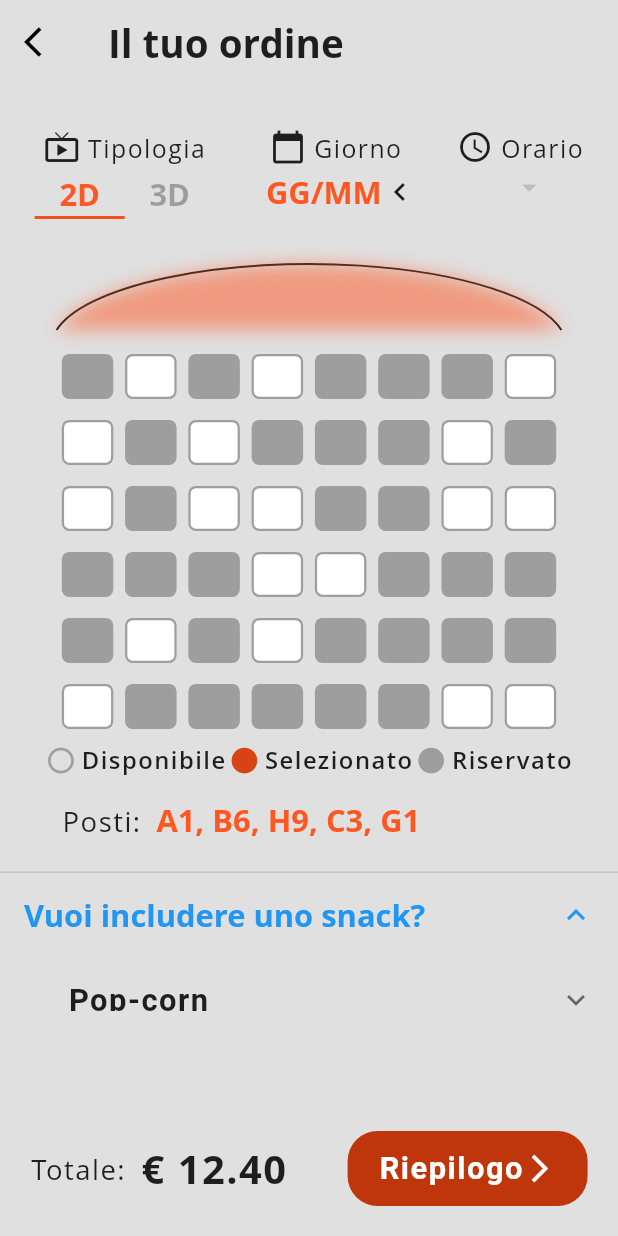
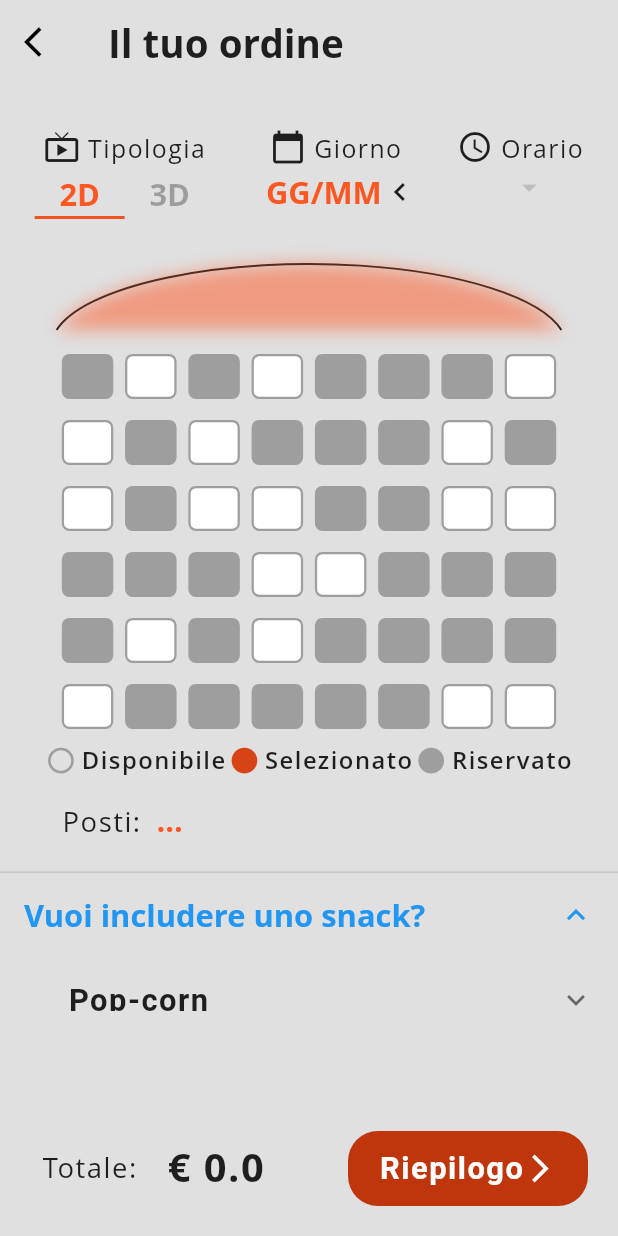
Before and after one commit to Alexius22/Multiplex-UniPG, a Flutter app: the BuyTicket screen opened directly with empty values, after a tap on "Vuoi includere uno snack?", on a phone screen of 412 x 824 dp. Run offline on Flutter 3.47's test engine with Material 2 defaults, Android fonts, the phone set to English and light mode, and no system bars; our stand-ins replace dynamic_theme, flip_card, outline_material_icons, shared_preferences; missing offline and left inert: barcode_flutter; accounts and stored records are empty; statements that could not run were skipped.

Commit message:
Correctly displayed selected seats, WIP total price calculated and displayed in buy ticket section

```diff
--- a/lib/main.dart
+++ b/lib/main.dart
@@ -29,6 +29,7 @@ void main() => runApp(CinemaApp());
 class CinemaApp extends StatelessWidget {
   @override
   Widget build(BuildContext context) {
+    // Configuring theme changer
     return DynamicTheme(
       data: (brightness) {
         if (brightness == Brightness.light)
@@ -39,7 +40,7 @@ class CinemaApp extends StatelessWidget {
       themedWidgetBuilder: (context, theme) {
         return MaterialApp(
           title: 'Cinema App',
-          theme: theme,
+          // Configuring language
           localizationsDelegates: [
             GlobalMaterialLocalizations.delegate,
             GlobalWidgetsLocalizations.delegate,
@@ -48,6 +49,7 @@ class CinemaApp extends StatelessWidget {
           supportedLocales: [
             const Locale('it'),
           ],
+          // Configuring bottom navigation bar
           home: BubbleTabBar(
             items: [
               NavBarItemData("Info", OMIcons.info, 100, InfoCinema()),
@@ -59,6 +61,7 @@ class CinemaApp extends StatelessWidget {
             ],
             cities: CitiesData().getAllStrings(),
           ),
+          theme: theme,
           debugShowCheckedModeBanner: false,
         );
       },
--- a/lib/screens/home/buy_ticket/buy_ticket.dart
+++ b/lib/screens/home/buy_ticket/buy_ticket.dart
@@ -26,20 +26,55 @@ class BuyTicket extends StatefulWidget {
   _State createState() => new _State();
 }
 
-class _State extends State<BuyTicket> {
-  // Working variable
-  List<String> _hoursChoice;
+class _State extends State<BuyTicket> with SingleTickerProviderStateMixin {
+  // Configuration variables
+  List<String> _shotTypologies = ['2D', '3D'];
   DateTime _minDate = DateTime.now();
+  DateTime _maxDate = DateTime.now().add(new Duration(days: 13));
+  List<String> _hours;
+
+  // Prices
+  double _totalCost = 0.0;
+  Map _shotTypologyPrices = {'2D': 3.5, '3D': 5.0};
 
   // Data selection
+  TabController _shotTyplogyPicked;
   String _timePicked;
-  String _selectedDate = 'GG/MM';
+  String _datePicked = 'GG/MM';
+  List<Point> _seatsPicked = [];
 
   @override
   void initState() {
-    _hoursChoice = widget.film.hours;
-    _timePicked = _hoursChoice[0];
+    // Get informations about the film
+    _hours = widget.film.hours;
+
+    // Initialize pickers
+    _shotTyplogyPicked = TabController(
+        vsync: this, initialIndex: 0, length: _shotTypologies.length);
+    _shotTyplogyPicked.addListener(() {
+      if (_shotTyplogyPicked.indexIsChanging) {
+        // TODO: Cambiare tipologia di riproduzione dovrebbe cambiare anche date e orari disponibili
+        setState(() {});
+      }
+    });
+    _timePicked = _hours[0];
     super.initState();
+  }
+
+  @override
+  void setState(VoidCallback fn) {
+    // Update widgets
+    super.setState(fn);
+
+    // Calculate total price
+    final String _shotSelected = _shotTypologies[_shotTyplogyPicked.index];
+    _totalCost = _shotTypologyPrices[_shotSelected] * _seatsPicked.length;
+  }
+
+  @override
+  void dispose() {
+    _shotTyplogyPicked.dispose();
+    super.dispose();
   }
 
   @override
@@ -134,6 +169,16 @@ class _State extends State<BuyTicket> {
             splashColor:
                 _isDarkThemeEnabled ? Colors.white38 : Colors.deepOrange[900],
             disabled: _rand.nextBool(),
+            onCheckChange: (status) {
+              setState(() {
+                final int x = rows - i;
+                final int y = j + 1;
+                if (status)
+                  _seatsPicked.add(Point(x, y));
+                else
+                  _seatsPicked.remove(Point(x, y));
+              });
+            },
           ),
         );
       }
@@ -214,13 +259,35 @@ class _State extends State<BuyTicket> {
             ),
           ),
           SizedBox(width: MediaQuery.of(context).size.width / 40),
-          Text(
-            "A1, B6, H9, C3, G1",
+          // Animation WIP, to be fixed
+          Container(
+            width: MediaQuery.of(context).size.width / 1.7,
+            alignment: Alignment.centerLeft,
+            child: AnimatedSwitcher(
+              duration: Duration(milliseconds: 0),
+              transitionBuilder: (Widget child, Animation<double> animation) {
+                return FadeTransition(child: child, opacity: animation);
+              },
+              child: Text(
+                _seatsPicked.isEmpty == true ? "..." : "${_formatSeats()}",
                 style: _secondaryStyle,
+                key: ValueKey<int>(_seatsPicked.length),
+              ),
+            ),
           ),
         ],
       ),
     );
+  }
+
+  String _formatSeats() {
+    String _out = "";
+    for (Point el in _seatsPicked) {
+      String _row = String.fromCharCode(65 + el.x);
+      _out += "$_row${el.y}, ";
+    }
+    // Remove comma and return
+    return _out.substring(0, _out.length - 2);
   }
 
   Widget _shotdDateTimePicker(String title, IconData icon, Widget bottomChild) {
@@ -254,37 +321,27 @@ class _State extends State<BuyTicket> {
     return _shotdDateTimePicker(
       "Tipologia",
       Icons.live_tv,
-      DefaultTabController(
-        initialIndex: 0,
-        length: 2,
-        child: Column(
+      Column(
         children: <Widget>[
           Container(
             width: 120,
             height: 32,
             child: TabBar(
-                tabs: [
-                  Tab(
-                    text: "2D",
+              controller: _shotTyplogyPicked,
+              tabs: _shotTypologies
+                  .map(
+                    (typ) => Tab(
+                      text: typ,
                     ),
-                  Tab(
-                    text: "3D",
-                  ),
-                ],
+                  )
+                  .toList(),
               labelColor: _secondaryStyle.color,
-                unselectedLabelColor: Theme.of(context).textTheme.title.color.withOpacity(0.3),
+              unselectedLabelColor:
+                  Theme.of(context).textTheme.title.color.withOpacity(0.3),
               labelStyle: _secondaryStyle,
             ),
           ),
-            Container(
-              width: 0,
-              height: 0,
-              child: TabBarView(
-                children: [Text(""), Text("")],
-              ),
-            ),
         ],
-        ),
       ),
     );
   }
@@ -297,7 +354,7 @@ class _State extends State<BuyTicket> {
         initialDate: this._minDate,
         firstDate: this._minDate,
         // This should be edited with the effective duration
-        lastDate: this._minDate.add(new Duration(days: 13)),
+        lastDate: this._maxDate,
         builder: (BuildContext context, Widget child) {
           return Theme(
             data: ThemeData.dark().copyWith(
@@ -310,7 +367,7 @@ class _State extends State<BuyTicket> {
         },
       );
       if (_picked != null) {
-        setState(() => _selectedDate =
+        setState(() => _datePicked =
             _picked.day.toString() + "/" + _picked.month.toString());
       }
     }
@@ -327,7 +384,7 @@ class _State extends State<BuyTicket> {
         child: Row(
           children: <Widget>[
             Text(
-              _selectedDate,
+              _datePicked,
               style: _secondaryStyle,
             ),
             Icon(Icons.keyboard_arrow_left),
@@ -361,7 +418,7 @@ class _State extends State<BuyTicket> {
                 _timePicked = newValue;
               });
             },
-            items: _hoursChoice.map<DropdownMenuItem<String>>((String value) {
+            items: _hours.map<DropdownMenuItem<String>>((String value) {
               return DropdownMenuItem<String>(
                 value: value,
                 child: Text(value),
@@ -404,14 +461,12 @@ class _State extends State<BuyTicket> {
   }
 
   Widget _footer() {
-    return Container(
-      alignment: Alignment.bottomCenter,
-      padding: EdgeInsets.only(bottom: 20),
+    return Stack(
+      children: <Widget>[
+        Container(
+          alignment: Alignment.bottomLeft,
+          padding: EdgeInsets.all(28.0),
           child: Row(
-        mainAxisAlignment: MainAxisAlignment.spaceAround,
-        crossAxisAlignment: CrossAxisAlignment.center,
-        children: <Widget>[
-          Row(
             children: <Widget>[
               Text(
                 "Totale:",
@@ -421,9 +476,9 @@ class _State extends State<BuyTicket> {
                   letterSpacing: 1,
                 ),
               ),
-              SizedBox(width: MediaQuery.of(context).size.width / 40),
+              SizedBox(width: 20),
               Text(
-                "€ 12.40",
+                "€ $_totalCost",
                 style: TextStyle(
                   fontFamily: 'OpenSans',
                   fontWeight: FontWeight.bold,
@@ -433,7 +488,11 @@ class _State extends State<BuyTicket> {
               ),
             ],
           ),
-          ButtonWithIcon(
+        ),
+        Container(
+          alignment: Alignment.bottomRight,
+          padding: EdgeInsets.all(20.0),
+          child: ButtonWithIcon(
             width: 160,
             text: "Riepilogo",
             icon: Icons.arrow_forward_ios,
@@ -446,8 +505,8 @@ class _State extends State<BuyTicket> {
               );
             },
           ),
+        ),
       ],
-      ),
     );
   }
 }
--- a/lib/screens/home/buy_ticket/components/seat_checkbox.dart
+++ b/lib/screens/home/buy_ticket/components/seat_checkbox.dart
@@ -14,8 +14,9 @@ class SeatCheckBox extends StatefulWidget {
   final Color borderColorChecked;
   final Color highlightColor;
   final Color splashColor;
-  bool checked;
-  bool disabled;
+  final bool checked;
+  final bool disabled;
+  final Function onCheckChange;
 
   SeatCheckBox({
     this.width = 30,
@@ -31,6 +32,7 @@ class SeatCheckBox extends StatefulWidget {
     this.splashColor: Colors.white38,
     this.checked = false,
     this.disabled = false,
+    this.onCheckChange,
   });
 
   @override
@@ -41,8 +43,8 @@ class _SeatCheckBoxState extends State<SeatCheckBox> {
   bool _disabled;
   bool _checked;
   Widget _currentWidget;
-  Color _color;
-  Color _borderColor;
+  Color _currentColor;
+  Color _currentBorderColor;
 
   @override
   void initState() {
@@ -50,29 +52,46 @@ class _SeatCheckBoxState extends State<SeatCheckBox> {
     _checked = widget.checked;
     _currentWidget = Text("", key: ValueKey<bool>(_checked));
 
-    if(_disabled)
-      _color = widget.backgroundColorDisabled;
+    if (_disabled)
+      _currentColor = widget.backgroundColorDisabled;
     else
-      _color = widget.backgroundColor;
-    _borderColor = widget.borderColor;
+      _currentColor = widget.backgroundColor;
+    _currentBorderColor = widget.borderColor;
     super.initState();
   }
 
-  void _onCheckBoxTap() {
+  void changeCheck(bool status) {
     setState(() {
-      if (!_disabled) {
-        _checked = !_checked;
-        if (_checked) {
-          _currentWidget = Icon(Icons.check, color: widget.backgroundColor, key: ValueKey<bool>(_checked));
-          _color = widget.backgroundColorChecked;
-          _borderColor = widget.borderColorChecked;
-        } else {
-          _currentWidget = Text("", key: ValueKey<bool>(_checked));
-          _color = widget.backgroundColor;
-          _borderColor = widget.borderColor;
-        }
+      _checked = status;
+      if (_checked) {
+        _currentWidget = Icon(Icons.check,
+            color: widget.backgroundColor, key: ValueKey<bool>(_checked));
+        _currentColor = widget.backgroundColorChecked;
+        _currentBorderColor = widget.borderColorChecked;
+      } else {
+        _currentWidget = Text("", key: ValueKey<bool>(_checked));
+        _currentColor = widget.backgroundColor;
+        _currentBorderColor = widget.borderColor;
       }
     });
+  }
+
+  void changeDisabled(status) {
+    setState(() {
+      _disabled = status;
+      if (_disabled) {
+        _currentColor = widget.backgroundColorDisabled;
+      } else {
+        _currentColor = widget.backgroundColorChecked;
+      }
+    });
+  }
+
+  void _onCheckBoxTap() {
+    if (!_disabled) {
+      changeCheck(!_checked);
+      if (widget.onCheckChange != null) widget.onCheckChange(_checked);
+    }
   }
 
   @override
@@ -82,8 +101,9 @@ class _SeatCheckBoxState extends State<SeatCheckBox> {
       width: widget.width,
       height: widget.height,
       decoration: new BoxDecoration(
-        color: _color,
-        border: Border.all(width: widget.borderWidth, color: _borderColor),
+        color: _currentColor,
+        border:
+            Border.all(width: widget.borderWidth, color: _currentBorderColor),
         borderRadius:
             new BorderRadius.all(Radius.circular(widget.borderRadius)),
       ),
```
Lines whose indentation alone changed are shown as unchanged.
